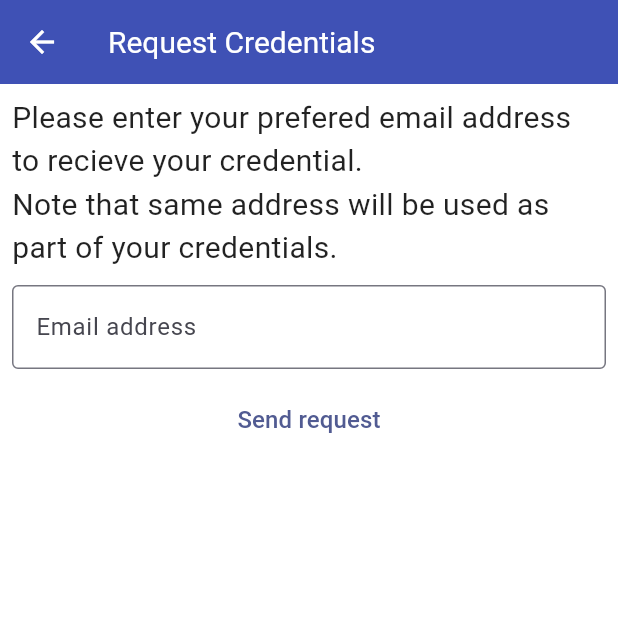
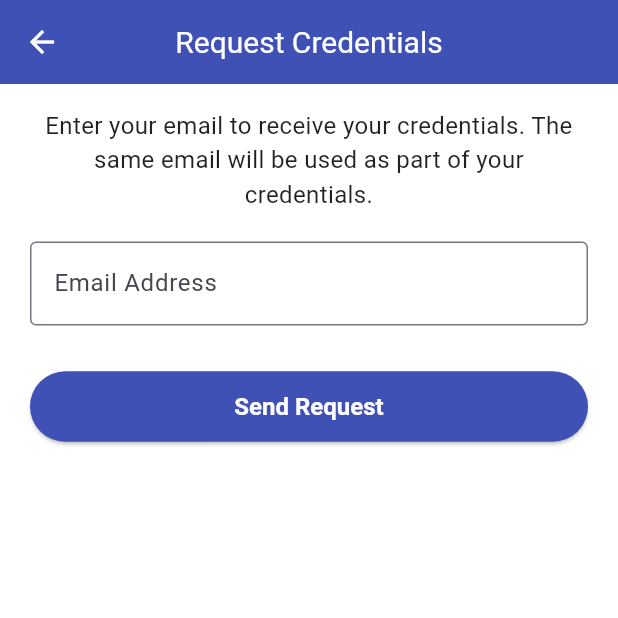
Before and after one commit to sessoun/ch_db_admin, a Flutter app: the RequestCredentialsView screen opened directly, on a phone screen of 412 x 824 dp, the top half of it. Run offline on Flutter 3.47's test engine with Material 3 defaults, Android fonts, the phone set to English and light mode, and no system bars; our stand-ins replace cached_network_image, cloud_firestore, dartz, firebase_auth, firebase_core, firebase_storage and 5 more; missing offline and left inert: in_app_update, mailer; accounts and stored records are empty.

Commit message:
ui refactored

```diff
--- a/lib/src/auth/presentation/ui/request_credentials.dart
+++ b/lib/src/auth/presentation/ui/request_credentials.dart
@@ -1,4 +1,3 @@
-
 import 'package:ch_db_admin/shared/notification_util.dart';
 import 'package:ch_db_admin/widgets/textfield.dart';
 import 'package:flutter/material.dart';
@@ -21,12 +20,9 @@ class _RequestCredentialsViewState extends State<RequestCredentialsView> {
   final email = dotenv.env['EMAIL_ADDRESS'] ?? 'Not set';
   final appPassword = dotenv.env['GOOGLE_APP_PASSWORD'] ?? 'Not set';
 
-  //directly sends email without opening any external application
   Future<void> sendRequestEmail(String userEmail) async {
-    setState(() {
-      isRequesting = true;
-    });
-    //configuring smtp server
+    setState(() => isRequesting = true);
+
     final smtpServer = SmtpServer(
       'smtp.gmail.com',
       port: 465,
@@ -35,29 +31,23 @@ class _RequestCredentialsViewState extends State<RequestCredentialsView> {
       ssl: true,
     );
 
-    //constructing message
     final message = Message()
-      ..from = Address(email, 'Shepherd System') // Use YOUR email as sender
-      ..recipients.add(email) // Sending to yourself/admin
+      ..from = Address(email, 'Shepherd System')
+      ..recipients.add(email)
       ..subject = 'New User Requesting Shepherd Credentials'
-      ..text = '''
-A new user has requested credentials for Shepherd.
-
-Requesting User's Email: $userEmail
-
-Please process their credentials using the email address above.
-
-- Shepherd System''';
+      ..text = 'A new user has requested credentials for Shepherd.\n\n'
+          'Requesting User\'s Email: $userEmail\n\n'
+          'Please process their credentials using the email address above.\n\n'
+          '- Shepherd System';
 
     try {
-      await send(message, smtpServer).then((_) => setState(() {
-            isRequesting = false;
-          }));
-
+      await send(message, smtpServer);
       NotificationUtil.showSuccess(context,
           'Request sent successfully! Admin will process your credentials.');
     } catch (e) {
       NotificationUtil.showError(context, 'Failed to send request: $e');
+    } finally {
+      setState(() => isRequesting = false);
     }
   }
 
@@ -69,8 +59,8 @@ Please process their credentials using the email address above.
 
   @override
   void dispose() {
+    emailController.dispose();
     super.dispose();
-    emailController.dispose();
   }
 
   @override
@@ -78,40 +68,59 @@ Please process their credentials using the email address above.
     return Scaffold(
       appBar: AppBar(
         title: const Text('Request Credentials'),
+        centerTitle: true,
       ),
       body: Padding(
-        padding: const EdgeInsets.all(8.0),
-        child: Form(
-          key: formKey,
-          child: Column(
-            mainAxisSize: MainAxisSize.min,
-            children: [
-              const Text(
-                'Please enter your prefered email address to recieve your credential.\nNote that same address will be used as part of your credentials.',
-                style: TextStyle(fontSize: 20),
+        padding: const EdgeInsets.symmetric(horizontal: 20, vertical: 16),
+        child: Column(
+          crossAxisAlignment: CrossAxisAlignment.center,
+          children: [
+            const Text(
+              'Enter your email to receive your credentials. The same email will be used as part of your credentials.',
+              textAlign: TextAlign.center,
+              style: TextStyle(fontSize: 16, color: Colors.black87),
+            ),
+            const SizedBox(height: 20),
+            Form(
+              key: formKey,
+              child: CustomTextFormField(
+                controller: emailController,
+                labelText: 'Email Address',
+                hintText: 'Enter your email',
+                validator: (p0) => p0 == null || p0.isEmpty
+                    ? 'Enter a valid email address'
+                    : null,
               ),
-              const SizedBox(height: 10),
-              CustomTextFormField(
-                  controller: emailController,
-                  labelText: 'Email address',
-                  hintText: ''),
-              const SizedBox(height: 10),
-              TextButton(
+            ),
+            const SizedBox(height: 30),
+            SizedBox(
+              width: double.infinity,
+              child: ElevatedButton(
                 onPressed: isRequesting
-                    ? DoNothingAction.new
+                    ? null
                     : () {
                         if (formKey.currentState!.validate()) {
-                          sendRequestEmail(emailController.text)
-                              .then((_) => Navigator.of(context).pop());
+                          sendRequestEmail(emailController.text).then((_) {
+                            Navigator.of(context).pop();
+                          });
                         }
                       },
-                child: Text(
-                  isRequesting ? 'Hold on! Sending request' : 'Send request',
-                  style: const TextStyle(fontSize: 16),
+                style: ElevatedButton.styleFrom(
+                  padding: const EdgeInsets.symmetric(vertical: 14),
+                  textStyle: const TextStyle(
+                      fontSize: 16, fontWeight: FontWeight.bold),
                 ),
+                child: isRequesting
+                    ? const SizedBox(
+                        height: 20,
+                        width: 20,
+                        child: CircularProgressIndicator(
+                            strokeWidth: 2, color: Colors.white),
+                      )
+                    : const Text('Send Request'),
               ),
-            ],
-          ),
+            ),
+          ],
         ),
       ),
     );
```
Also changed, not shown: lib/src/auth/presentation/ui/login.dart (+33 -13 lines), 4 other files.
